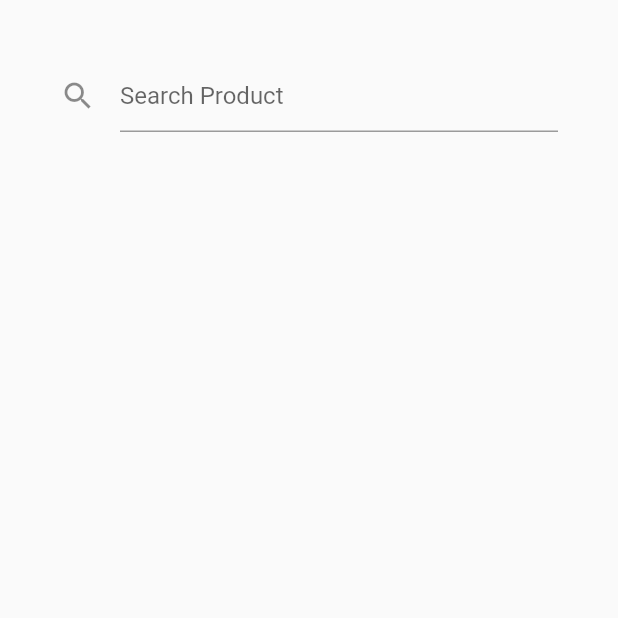
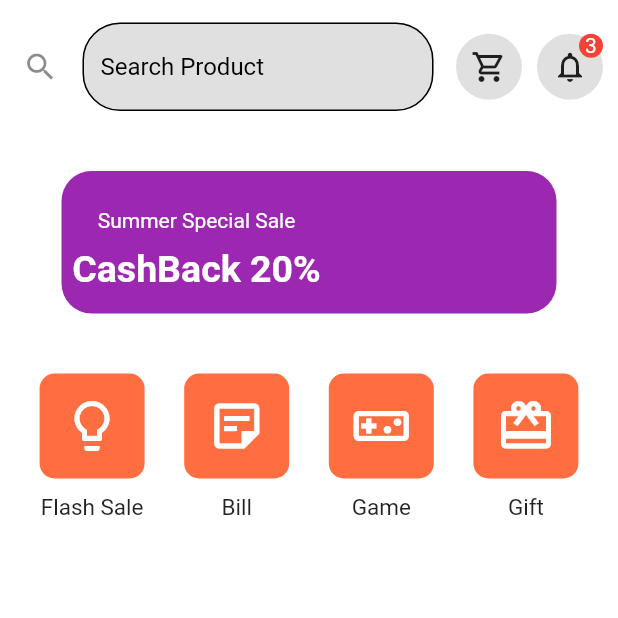
Before and after one commit to Akash701/Product, a Flutter app: the screen it shows after launch, on a phone screen of 412 x 824 dp, the top half of it. Run offline on Flutter 3.47's test engine with Material 2 defaults, Android fonts, the light colour scheme and no system bars.

Commit message:
Icons added

```diff
--- a/lib/Home.dart
+++ b/lib/Home.dart
@@ -1,4 +1,6 @@
 import 'package:flutter/material.dart';
+import 'package:flutter/painting.dart';
+import 'package:product/iconCard.dart';
 
 class Home extends StatefulWidget {
   @override
@@ -9,18 +11,130 @@ class _HomeState extends State<Home> {
   @override
   Widget build(BuildContext context) {
     return Scaffold(
-      body: Column(
-        children: [
-          Container(
-            padding: EdgeInsets.all(40),
-            child: TextField(
-              decoration: InputDecoration(
-                hintText: 'Search Product',
-                icon: Icon(Icons.search),
+      backgroundColor: Colors.white,
+      body: SafeArea(
+        child: Column(
+          children: [
+            Row(
+              children: [
+                Expanded(
+                  child: Container(
+                    padding: EdgeInsets.all(15),
+                    child: TextField(
+                      style: TextStyle(
+                        color: Colors.black,
+                      ),
+                      decoration: InputDecoration(
+                        focusedBorder: UnderlineInputBorder(
+                          borderRadius: BorderRadius.circular(25),
+                        ),
+                        enabledBorder: OutlineInputBorder(
+                          borderRadius: BorderRadius.circular(25),
+                        ),
+                        filled: true,
+                        fillColor: Colors.grey[300],
+                        hintText: 'Search Product',
+                        hintStyle: TextStyle(
+                          color: Colors.black,
+                        ),
+                        icon: Icon(Icons.search),
+                      ),
+                    ),
+                  ),
+                ),
+                Container(
+                  padding: EdgeInsets.all(10),
+                  child: Icon(Icons.shopping_cart_outlined),
+                  decoration: BoxDecoration(
+                    shape: BoxShape.circle,
+                    color: Colors.grey[300],
+                  ),
+                ),
+                SizedBox(
+                  width: 10,
+                ),
+                Stack(children: [
+                  Container(
+                    padding: EdgeInsets.all(10),
+                    child: Icon(Icons.notifications_none_outlined),
+                    decoration: BoxDecoration(
+                      shape: BoxShape.circle,
+                      color: Colors.grey[300],
+                    ),
+                  ),
+                  Positioned(
+                    right: 0,
+                    top: 0,
+                    child: Container(
+                      child: Center(
+                        child: Text(
+                          '3',
+                          style: TextStyle(
+                            color: Colors.white,
+                          ),
+                        ),
+                      ),
+                      width: 16,
+                      height: 16,
+                      decoration: BoxDecoration(
+                        shape: BoxShape.circle,
+                        color: Colors.red,
+                      ),
+                    ),
+                  ),
+                ]),
+                SizedBox(
+                  width: 10,
+                ),
+              ],
+            ),
+            SizedBox(
+              height: 25,
+            ),
+            Container(
+              padding: EdgeInsets.only(right: 150, top: 25),
+              child: Column(
+                children: [
+                  Text(
+                    'Summer Special Sale',
+                    style: TextStyle(
+                      color: Colors.white,
+                    ),
+                  ),
+                  SizedBox(
+                    height: 10,
+                  ),
+                  Expanded(
+                    child: Text(
+                      'CashBack 20%',
+                      style: TextStyle(
+                        fontSize: 25,
+                        fontWeight: FontWeight.bold,
+                        color: Colors.white,
+                      ),
+                    ),
+                  ),
+                ],
+              ),
+              width: 330,
+              height: 95,
+              decoration: BoxDecoration(
+                borderRadius: BorderRadius.all(
+                  Radius.circular(20),
+                ),
+                shape: BoxShape.rectangle,
+                color: Colors.purple,
               ),
             ),
-          ),
-        ],
+            SizedBox(
+              height: 40,
+            ),
+            IconsCard(),
+            SizedBox(
+              height: 10,
+            ),
+          ],
+        ),
       ),
     );
   }
--- /dev/null
+++ b/lib/iconCard.dart
@@ -0,0 +1,146 @@
+import 'package:flutter/material.dart';
+
+class IconsCard extends StatelessWidget {
+  @override
+  Widget build(BuildContext context) {
+    return Expanded(
+      child: Row(
+        mainAxisAlignment: MainAxisAlignment.spaceEvenly,
+        children: [
+          Column(
+            children: [
+              Container(
+                width: 70,
+                height: 70,
+                // margin: EdgeInsets.only(left: 20),
+                child: Icon(
+                  Icons.lightbulb_outline_rounded,
+                  size: 40,
+                  color: Colors.white,
+                ),
+                decoration: BoxDecoration(
+                  borderRadius: BorderRadius.all(
+                    Radius.circular(10),
+                  ),
+                  shape: BoxShape.rectangle,
+                  color: Colors.deepOrangeAccent,
+                ),
+              ),
+              SizedBox(
+                height: 10,
+              ),
+              Container(
+                // margin: EdgeInsets.only(left: 20),
+                child: Text(
+                  'Flash Sale',
+                  style: TextStyle(
+                    fontSize: 15,
+                  ),
+                ),
+              )
+            ],
+          ),
+          Column(
+            children: [
+              Container(
+                width: 70,
+                height: 70,
+                // margin: EdgeInsets.only(left: 20),
+                child: Icon(
+                  Icons.sticky_note_2_outlined,
+                  size: 40,
+                  color: Colors.white,
+                ),
+                decoration: BoxDecoration(
+                  borderRadius: BorderRadius.all(
+                    Radius.circular(10),
+                  ),
+                  shape: BoxShape.rectangle,
+                  color: Colors.deepOrangeAccent,
+                ),
+              ),
+              SizedBox(
+                height: 10,
+              ),
+              Container(
+                // margin: EdgeInsets.only(left: 20),
+                child: Text(
+                  'Bill',
+                  style: TextStyle(
+                    fontSize: 15,
+                  ),
+                ),
+              )
+            ],
+          ),
+          Column(
+            children: [
+              Container(
+                width: 70,
+                height: 70,
+                // margin: EdgeInsets.only(left: 20),
+                child: Icon(
+                  Icons.videogame_asset_outlined,
+                  size: 40,
+                  color: Colors.white,
+                ),
+                decoration: BoxDecoration(
+                  borderRadius: BorderRadius.all(
+                    Radius.circular(10),
+                  ),
+                  shape: BoxShape.rectangle,
+                  color: Colors.deepOrangeAccent,
+                ),
+              ),
+              SizedBox(
+                height: 10,
+              ),
+              Container(
+                // margin: EdgeInsets.only(left: 20),
+                child: Text(
+                  'Game',
+                  style: TextStyle(
+                    fontSize: 15,
+                  ),
+                ),
+              )
+            ],
+          ),
+          Column(
+            children: [
+              Container(
+                width: 70,
+                height: 70,
+                // margin: EdgeInsets.only(left: 20),
+                child: Icon(
+                  Icons.card_giftcard_outlined,
+                  size: 40,
+                  color: Colors.white,
+                ),
+                decoration: BoxDecoration(
+                  borderRadius: BorderRadius.all(
+                    Radius.circular(10),
+                  ),
+                  shape: BoxShape.rectangle,
+                  color: Colors.deepOrangeAccent,
+                ),
+              ),
+              SizedBox(
+                height: 10,
+              ),
+              Container(
+                // margin: EdgeInsets.only(left: 20),
+                child: Text(
+                  'Gift',
+                  style: TextStyle(
+                    fontSize: 15,
+                  ),
+                ),
+              )
+            ],
+          ),
+        ],
+      ),
+    );
+  }
+}
```
